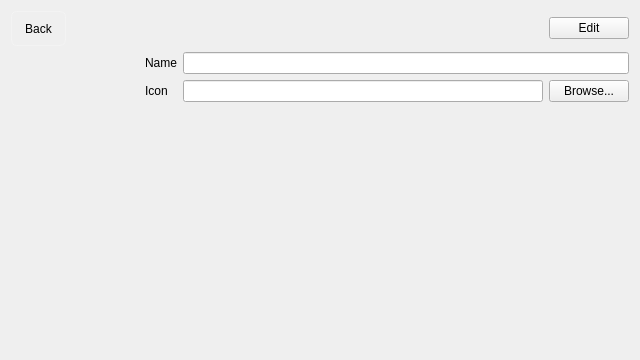
Above: ui/settings/PageDetailsWidget.ui from OpenFairWind/FairWindSK before the change. Below: the same form after it.
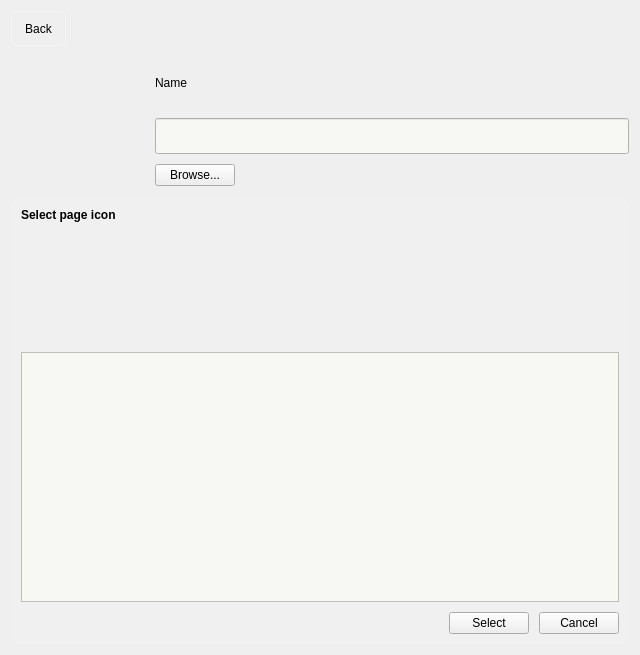
That is the form after the change. Icons and pictures are not drawn.

Commit message: Polish page details editor flow

```diff
--- a/ui/settings/PageDetailsWidget.ui
+++ b/ui/settings/PageDetailsWidget.ui
@@ -7,7 +7,7 @@
     <x>0</x>
     <y>0</y>
     <width>640</width>
-    <height>360</height>
+    <height>520</height>
    </rect>
   </property>
   <property name="styleSheet">
@@ -26,9 +26,27 @@
 QToolButton#toolButton_BackFromPageDetails:disabled {
  color: rgba(255,255,255,0.35);
  border-color: rgba(255,255,255,0.12);
+}
+QLineEdit#lineEdit_Page_Name,
+QListWidget#listWidget_Page_Icons {
+ background: #f7f7f4;
+ color: #1f2937;
+ selection-background-color: #c7d2fe;
+ selection-color: #111827;
+}
+QFrame#frame_PageIconPicker {
+ background: rgba(255, 255, 255, 0.06);
+ border: 1px solid rgba(255, 255, 255, 0.12);
+ border-radius: 10px;
+}
+QLabel#label_PageIconPickerTitle {
+ font-weight: 600;
 }</string>
   </property>
   <layout class="QVBoxLayout" name="verticalLayout_PageDetails">
+   <property name="spacing">
+    <number>12</number>
+   </property>
    <item>
     <layout class="QHBoxLayout" name="horizontalLayout_PageDetailsHeader">
      <item>
@@ -67,17 +85,13 @@
        </property>
       </spacer>
      </item>
-     <item>
-      <widget class="QPushButton" name="pushButton_Page_EditSave">
-       <property name="text">
-        <string>Edit</string>
-       </property>
-      </widget>
-     </item>
     </layout>
    </item>
    <item>
     <layout class="QHBoxLayout" name="horizontalLayout_PageDetailsTop">
+     <property name="spacing">
+      <number>16</number>
+     </property>
      <item>
       <widget class="QLabel" name="label_Page_Icon">
        <property name="minimumSize">
@@ -86,6 +100,12 @@
          <height>128</height>
         </size>
        </property>
+       <property name="maximumSize">
+        <size>
+         <width>128</width>
+         <height>128</height>
+        </size>
+       </property>
        <property name="alignment">
         <set>Qt::AlignCenter</set>
        </property>
@@ -95,29 +115,29 @@
       </widget>
      </item>
      <item>
-      <layout class="QFormLayout" name="formLayout_PageDetails">
-       <item row="0" column="0">
+      <layout class="QVBoxLayout" name="verticalLayout_PageSummary">
+       <property name="spacing">
+        <number>10</number>
+       </property>
+       <item>
         <widget class="QLabel" name="label_Page_Name">
          <property name="text">
           <string>Name</string>
          </property>
         </widget>
        </item>
-       <item row="0" column="1">
-        <widget class="QLineEdit" name="lineEdit_Page_Name"/>
-       </item>
-       <item row="1" column="0">
-        <widget class="QLabel" name="label_Page_IconPath">
-         <property name="text">
-          <string>Icon</string>
+       <item>
+        <widget class="QLineEdit" name="lineEdit_Page_Name">
+         <property name="minimumSize">
+          <size>
+           <width>0</width>
+           <height>36</height>
+          </size>
          </property>
         </widget>
        </item>
-       <item row="1" column="1">
-        <layout class="QHBoxLayout" name="horizontalLayout_PageIconField">
-         <item>
-          <widget class="QLineEdit" name="lineEdit_Page_Icon"/>
-         </item>
+       <item>
+        <layout class="QHBoxLayout" name="horizontalLayout_PageIconActions">
          <item>
           <widget class="QPushButton" name="pushButton_Page_Icon_Browse">
            <property name="text">
@@ -125,12 +145,141 @@
            </property>
           </widget>
          </item>
+         <item>
+          <spacer name="horizontalSpacer_PageIconActions">
+           <property name="orientation">
+            <enum>Qt::Horizontal</enum>
+           </property>
+           <property name="sizeHint" stdset="0">
+            <size>
+             <width>40</width>
+             <height>20</height>
+            </size>
+           </property>
+          </spacer>
+         </item>
         </layout>
        </item>
       </layout>
      </item>
     </layout>
    </item>
+   <item>
+    <widget class="QFrame" name="frame_PageIconPicker">
+     <property name="frameShape">
+      <enum>QFrame::StyledPanel</enum>
+     </property>
+     <property name="frameShadow">
+      <enum>QFrame::Raised</enum>
+     </property>
+     <property name="visible">
+      <bool>false</bool>
+     </property>
+     <layout class="QVBoxLayout" name="verticalLayout_PageIconPicker">
+      <property name="spacing">
+       <number>10</number>
+      </property>
+      <item>
+       <widget class="QLabel" name="label_PageIconPickerTitle">
+        <property name="text">
+         <string>Select page icon</string>
+        </property>
+       </widget>
+      </item>
+      <item>
+       <widget class="QLabel" name="label_Page_IconPickerPreview">
+        <property name="minimumSize">
+         <size>
+          <width>0</width>
+          <height>110</height>
+         </size>
+        </property>
+        <property name="alignment">
+         <set>Qt::AlignCenter</set>
+        </property>
+        <property name="text">
+         <string/>
+        </property>
+       </widget>
+      </item>
+      <item>
+       <widget class="QListWidget" name="listWidget_Page_Icons">
+        <property name="minimumSize">
+         <size>
+          <width>0</width>
+          <height>250</height>
+         </size>
+        </property>
+        <property name="viewMode">
+         <enum>QListView::IconMode</enum>
+        </property>
+        <property name="movement">
+         <enum>QListView::Static</enum>
+        </property>
+        <property name="flow">
+         <enum>QListView::LeftToRight</enum>
+        </property>
+        <property name="isWrapping" stdset="0">
+         <bool>true</bool>
+        </property>
+        <property name="resizeMode">
+         <enum>QListView::Adjust</enum>
+        </property>
+        <property name="selectionMode">
+         <enum>QAbstractItemView::SingleSelection</enum>
+        </property>
+        <property name="verticalScrollMode">
+         <enum>QAbstractItemView::ScrollPerPixel</enum>
+        </property>
+       </widget>
+      </item>
+      <item>
+       <layout class="QHBoxLayout" name="horizontalLayout_PageIconPickerActions">
+        <item>
+         <spacer name="horizontalSpacer_PageIconPickerActions">
+          <property name="orientation">
+           <enum>Qt::Horizontal</enum>
+          </property>
+          <property name="sizeHint" stdset="0">
+           <size>
+            <width>40</width>
+            <height>20</height>
+           </size>
+          </property>
+         </spacer>
+        </item>
+        <item>
+         <widget class="QPushButton" name="pushButton_Page_Icon_Select">
+          <property name="text">
+           <string>Select</string>
+          </property>
+         </widget>
+        </item>
+        <item>
+         <widget class="QPushButton" name="pushButton_Page_Icon_Cancel">
+          <property name="text">
+           <string>Cancel</string>
+          </property>
+         </widget>
+        </item>
+       </layout>
+      </item>
+     </layout>
+    </widget>
+   </item>
+   <item>
+    <spacer name="verticalSpacer_PageDetails">
+     <property name="orientation">
+      <enum>Qt::Vertical</enum>
+     </property>
+     <property name="sizeHint" stdset="0">
+      <size>
+       <width>20</width>
+       <height>40</height>
+      </size>
+     </property>
+    </spacer>
+   </item>
   </layout>
  </widget>
  <resources/>
```
The commit also changes 4 other files.
